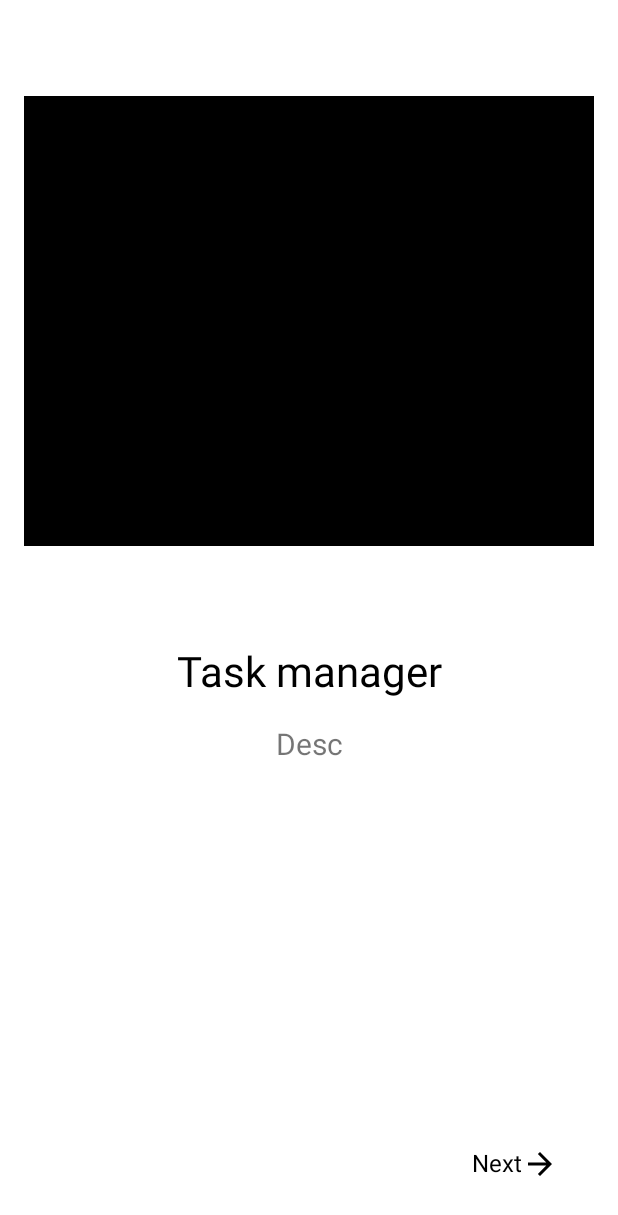
After one commit to Zamirbekova00/TaskManager, an Android app: the layout item_onboarding.xml on its own in the app's theme, with its tools: preview values and no code run, on a phone screen of 412 x 824 dp. The commit adds this screen. Shown: the top 1215 px of the screen. Run offline under Robolectric (Android 15) with nearby library versions, the phone set to English and light mode, and no system bars.

Commit message:
indicator and button next

```diff
--- a/app/src/main/AndroidManifest.xml
+++ b/app/src/main/AndroidManifest.xml
@@ -1,6 +1,8 @@
 <?xml version="1.0" encoding="utf-8"?>
 <manifest xmlns:android="http://schemas.android.com/apk/res/android"
     xmlns:tools="http://schemas.android.com/tools">
+
+    <uses-permission android:name="android.permission.INTERNET"/>
 
     <application
         android:allowBackup="true"
--- a/app/src/main/java/com/example/taskmanager/ui/home/HomeFragment.kt
+++ b/app/src/main/java/com/example/taskmanager/ui/home/HomeFragment.kt
@@ -44,9 +44,7 @@ class HomeFragment : Fragment() {
         binding.recyclerView.adapter = adapter
         binding.fab.setOnClickListener{
             findNavController().navigate(R.id.taskFragment)
-
         }
-
     }
 
     override fun onDestroyView() {
--- /dev/null
+++ b/app/src/main/res/drawable/ic_circle.xml
@@ -0,0 +1,5 @@
+<vector android:height="24dp" android:tint="#000000"
+    android:viewportHeight="24" android:viewportWidth="24"
+    android:width="24dp" xmlns:android="http://schemas.android.com/apk/res/android">
+    <path android:fillColor="@android:color/white" android:pathData="M12,12m-10,0a10,10 0,1 1,20 0a10,10 0,1 1,-20 0"/>
+</vector>
--- /dev/null
+++ b/app/src/main/res/drawable/ic_vector.xml
@@ -0,0 +1,5 @@
+<vector android:autoMirrored="true" android:height="24dp"
+    android:tint="#000000" android:viewportHeight="24"
+    android:viewportWidth="24" android:width="24dp" xmlns:android="http://schemas.android.com/apk/res/android">
+    <path android:fillColor="@android:color/white" android:pathData="M12,4l-1.41,1.41L16.17,11H4v2h12.17l-5.58,5.59L12,20l8,-8z"/>
+</vector>
--- a/app/src/main/res/layout/fragment_profile.xml
+++ b/app/src/main/res/layout/fragment_profile.xml
@@ -17,8 +17,8 @@
         <ImageView
             android:scaleType="centerCrop"
             android:src="@drawable/ic_img_girl"
-            android:layout_width="160dp"
-            android:layout_height="160dp"/>
+            android:layout_width="120dp"
+            android:layout_height="120dp"/>
 
     </androidx.cardview.widget.CardView>
 
--- /dev/null
+++ b/app/src/main/res/layout/item_onboarding.xml
@@ -0,0 +1,79 @@
+<?xml version="1.0" encoding="utf-8"?>
+<androidx.constraintlayout.widget.ConstraintLayout xmlns:android="http://schemas.android.com/apk/res/android"
+    android:layout_width="match_parent"
+    android:layout_height="match_parent"
+    xmlns:app="http://schemas.android.com/apk/res-auto"
+    xmlns:tools="http://schemas.android.com/tools">
+
+    <ImageView
+        android:id="@+id/img_board"
+        android:scaleType="centerCrop"
+        android:src="@color/black"
+        android:layout_marginTop="64dp"
+        android:layout_marginHorizontal="16dp"
+        app:layout_constraintStart_toStartOf="parent"
+        app:layout_constraintEnd_toEndOf="parent"
+        app:layout_constraintTop_toTopOf="parent"
+        android:layout_width="match_parent"
+        android:layout_height="300dp"/>
+
+    <TextView
+        android:layout_marginTop="64dp"
+        app:layout_constraintEnd_toEndOf="parent"
+        app:layout_constraintStart_toStartOf="parent"
+        app:layout_constraintTop_toBottomOf="@+id/img_board"
+        android:textColor="@color/black"
+        android:textSize="28sp"
+        tools:text="Task manager"
+        android:id="@+id/tv_title"
+        android:layout_width="wrap_content"
+        android:layout_height="wrap_content"/>
+
+    <TextView
+        android:layout_margin="16dp"
+        app:layout_constraintEnd_toEndOf="parent"
+        app:layout_constraintStart_toStartOf="parent"
+        app:layout_constraintTop_toBottomOf="@id/tv_title"
+        android:textSize="20sp"
+        tools:text="Desc"
+        android:layout_marginTop="4dp"
+        android:id="@+id/tv_desc"
+        android:layout_width="wrap_content"
+        android:layout_height="wrap_content"/>
+
+    <TextView
+        android:textSize="16sp"
+        android:id="@+id/skip"
+        android:visibility="gone"
+        android:textColor="@color/black"
+        android:padding="16dp"
+        android:text="@string/skip"
+        app:layout_constraintEnd_toEndOf="parent"
+        app:layout_constraintTop_toTopOf="parent"
+        android:layout_width="wrap_content"
+        android:layout_height="wrap_content"/>
+
+    <Button
+        android:backgroundTint="#FF0000"
+        android:visibility="gone"
+        android:id="@+id/start"
+        android:text="@string/get_started"
+        android:layout_margin="16dp"
+        app:layout_constraintBottom_toBottomOf="parent"
+        android:layout_width="match_parent"
+        android:layout_height="wrap_content"/>
+
+    <TextView
+        android:id="@+id/next"
+        android:textColor="@color/black"
+        android:textSize="16sp"
+        android:text="@string/next2"
+        android:layout_marginEnd="40dp"
+        android:layout_marginBottom="36dp"
+        app:layout_constraintEnd_toEndOf="parent"
+        app:layout_constraintBottom_toBottomOf="parent"
+        android:layout_width="wrap_content"
+        android:layout_height="wrap_content"
+        app:drawableEndCompat="@drawable/ic_vector" />
+
+</androidx.constraintlayout.widget.ConstraintLayout>
--- a/app/src/main/res/layout/item_task.xml
+++ b/app/src/main/res/layout/item_task.xml
@@ -22,4 +22,5 @@
         android:layout_width="wrap_content"
         android:layout_height="wrap_content"/>
 
+
 </LinearLayout>
--- a/app/src/main/res/navigation/mobile_navigation.xml
+++ b/app/src/main/res/navigation/mobile_navigation.xml
@@ -32,4 +32,9 @@
         android:name="com.example.taskmanager.ui.profile.ProfileFragment"
         android:label="Profile"
         tools:layout="@layout/fragment_profile" />
+    <fragment
+        android:id="@+id/onBoardFragment"
+        android:name="com.example.taskmanager.ui.onBoard.OnBoardFragment"
+        android:label="fragment_on_board"
+        tools:layout="@layout/fragment_on_board" />
 </navigation>
--- a/app/src/main/res/values/strings.xml
+++ b/app/src/main/res/values/strings.xml
@@ -9,4 +9,8 @@
     <string name="description">Description</string>
     <string name="title">Title</string>
     <string name="profile">Profile</string>
+    <string name="get_started">Get started</string>
+    <string name="skip">Skip</string>
+    <string name="next">Next</string>
+    <string name="next2">Next</string>
 </resources>
```
Also changed, not shown: app/build.gradle (+10 -0 lines), app/src/main/java/com/example/taskmanager/MainActivity.kt (+12 -1 lines), app/src/main/java/com/example/taskmanager/model/OnBoard.kt (added, +7 -0 lines), app/src/main/java/com/example/taskmanager/ui/onBoard/OnBoardFragment.kt (added, +52 -0 lines), app/src/main/java/com/example/taskmanager/ui/onBoard/adapter/OnBoardingAdapter.kt (added, +70 -0 lines), app/src/main/java/com/example/taskmanager/utils/Ext.kt (added, +7 -0 lines), app/src/main/res/layout/fragment_on_board.xml (added, +28 -0 lines).
